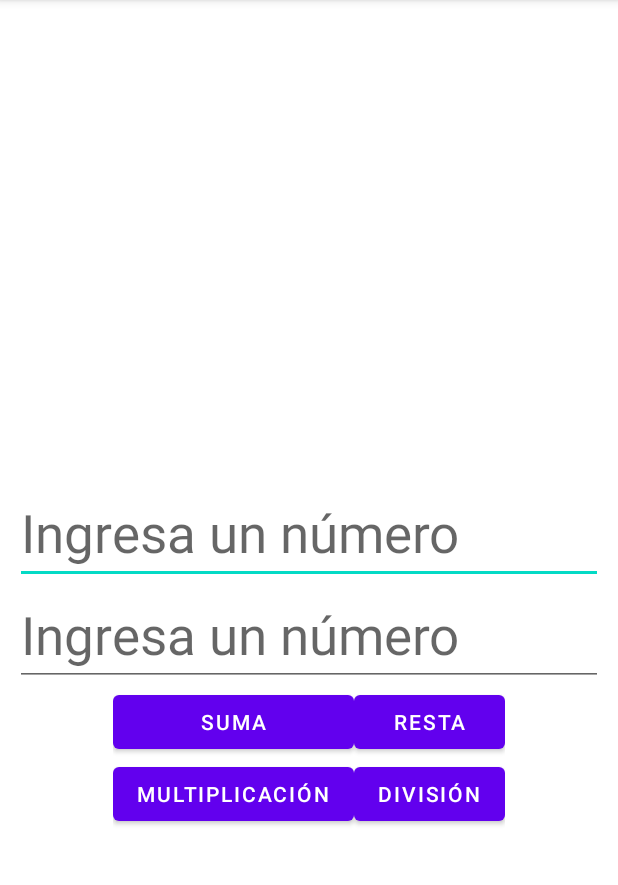
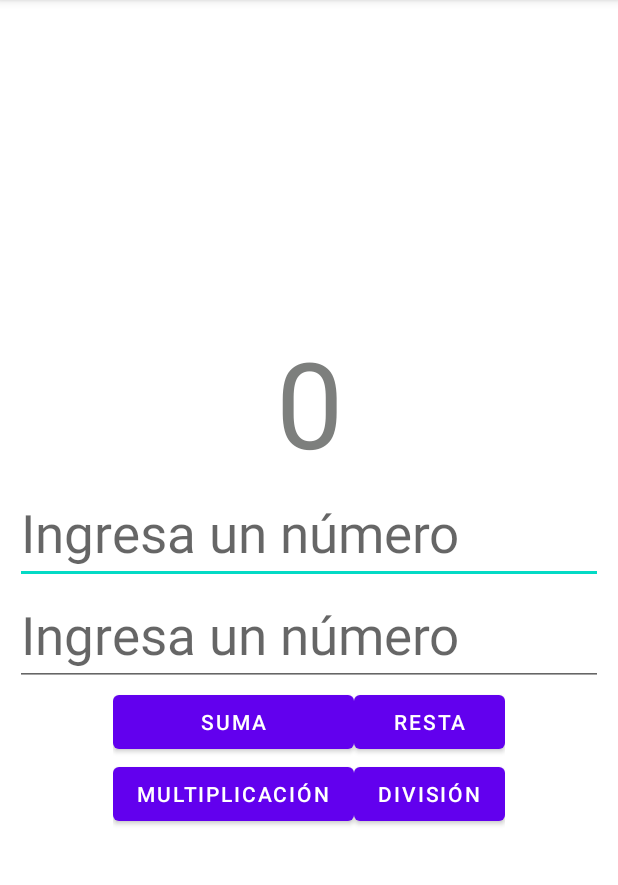
Before and after one commit to LexzTemptation/Practicas, an Android app: the screen it shows after launch (MainActivity), on a phone screen of 412 x 824 dp, the part 84-969 px from its top. Run offline under Robolectric (Android 15) with nearby library versions, the phone set to English and light mode, and no system bars.

```diff
--- a/Android/Calculadora/app/src/main/java/com/athenatechnologies/calculadora/MainActivity.java
+++ b/Android/Calculadora/app/src/main/java/com/athenatechnologies/calculadora/MainActivity.java
@@ -3,12 +3,48 @@ package com.athenatechnologies.calculadora;
 import androidx.appcompat.app.AppCompatActivity;
 
 import android.os.Bundle;
+import android.view.View;
+import android.widget.Button;
+import android.widget.TextView;
 
-public class MainActivity extends AppCompatActivity {
+public class MainActivity extends AppCompatActivity
+{
+    private Button suma;
+    private Button resta;
+    private Button multiplicaicion;
+    private Button division;
+    private TextView num1;
+    private TextView num2;
+    private TextView resultado;
 
     @Override
-    protected void onCreate(Bundle savedInstanceState) {
+    protected void onCreate(Bundle savedInstanceState)
+    {
         super.onCreate(savedInstanceState);
         setContentView(R.layout.activity_main);
+
+        num1 = findViewById(R.id.num1);
+        num2 = findViewById(R.id.num2);
+        resultado  = findViewById(R.id.resultado);
+        suma = findViewById(R.id.suma);
     }
+
+    private void suma(View view)
+    {
+        float resultadoNum = Float.parseFloat(num1.getText().toString()) + Float.parseFloat(num2.getText().toString());
+        resultado.setText(resultadoNum + " ");
+    }
+    private void resta(View view)
+    {
+        float resultado = Float.parseFloat(num1.getText().toString()) - Float.parseFloat(num2.getText().toString());
+    }
+    private void mult(View view)
+    {
+        float resultado = Float.parseFloat(num1.getText().toString()) * Float.parseFloat(num2.getText().toString());
+    }
+    private void div(View view)
+    {
+        float resultado = Float.parseFloat(num1.getText().toString()) / Float.parseFloat(num2.getText().toString());
+    }
+
 }
--- a/Android/Calculadora/app/src/main/res/layout/activity_main.xml
+++ b/Android/Calculadora/app/src/main/res/layout/activity_main.xml
@@ -17,11 +17,12 @@
         app:layout_constraintTop_toTopOf="parent">
 
         <TextView
-            android:id="@+id/respuesta"
+            android:id="@+id/resultado"
             android:layout_width="match_parent"
             android:layout_height="wrap_content"
+            android:text="0"
             android:textAlignment="center"
-            android:textColor="#2196F3"
+            android:textColor="#7D7F7D"
             android:textSize="80sp" />
 
         <EditText
@@ -54,15 +55,16 @@
                 android:layout_height="match_parent">
 
                 <Button
-                    android:id="@+id/button5"
+                    android:id="@+id/suma"
                     android:layout_width="wrap_content"
                     android:layout_height="wrap_content"
                     android:text="@string/btn_text_suma" />
 
                 <Button
-                    android:id="@+id/button6"
+                    android:id="@+id/resta"
                     android:layout_width="wrap_content"
                     android:layout_height="wrap_content"
+                    android:onClick="@string/btn_text_resta"
                     android:text="@string/btn_text_resta" />
             </TableRow>
 
@@ -71,15 +73,17 @@
                 android:layout_height="match_parent">
 
                 <Button
-                    android:id="@+id/button7"
+                    android:id="@+id/multiplicacion"
                     android:layout_width="wrap_content"
                     android:layout_height="wrap_content"
+                    android:onClick="@string/btn_text_multiplicacion"
                     android:text="@string/btn_text_multiplicacion" />
 
                 <Button
-                    android:id="@+id/button8"
+                    android:id="@+id/division"
                     android:layout_width="wrap_content"
                     android:layout_height="wrap_content"
+                    android:onClick="@string/btn_text_division"
                     android:text="@string/btn_text_division" />
             </TableRow>
 
--- a/Android/Calculadora/app/src/main/res/values/strings.xml
+++ b/Android/Calculadora/app/src/main/res/values/strings.xml
@@ -7,5 +7,4 @@
     <string name="btn_text_division">División</string>
     <string name="text_hint_numero">Ingresa un número</string>
 
-
 </resources>
```
Also changed, not shown: 1 other file.
